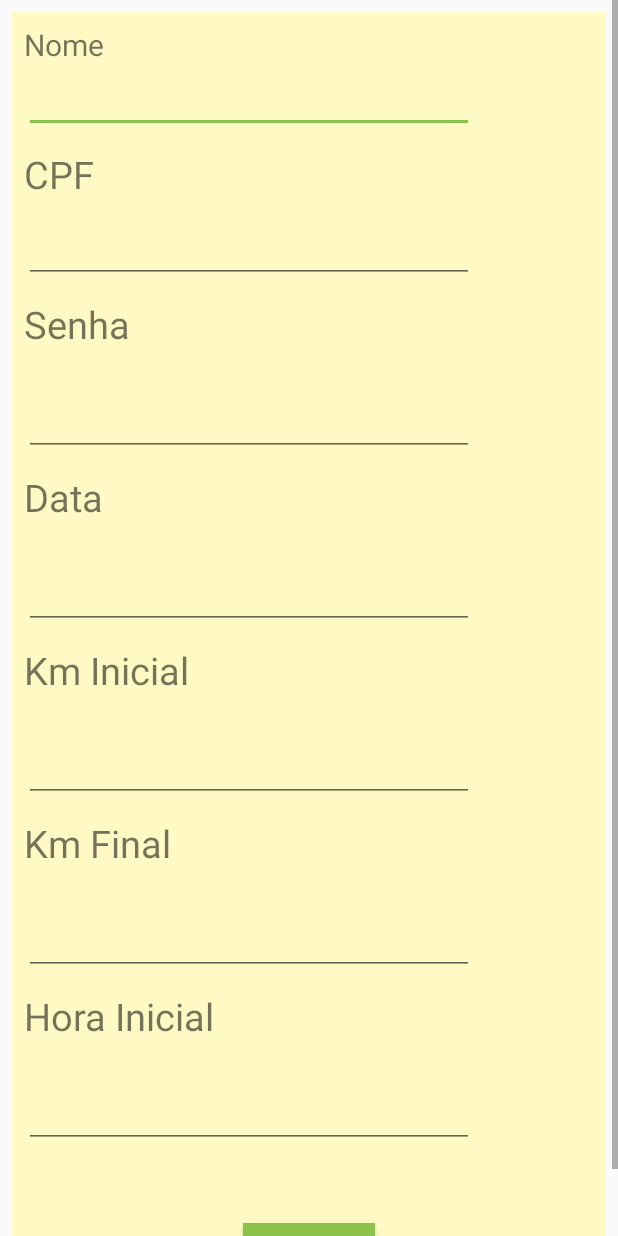
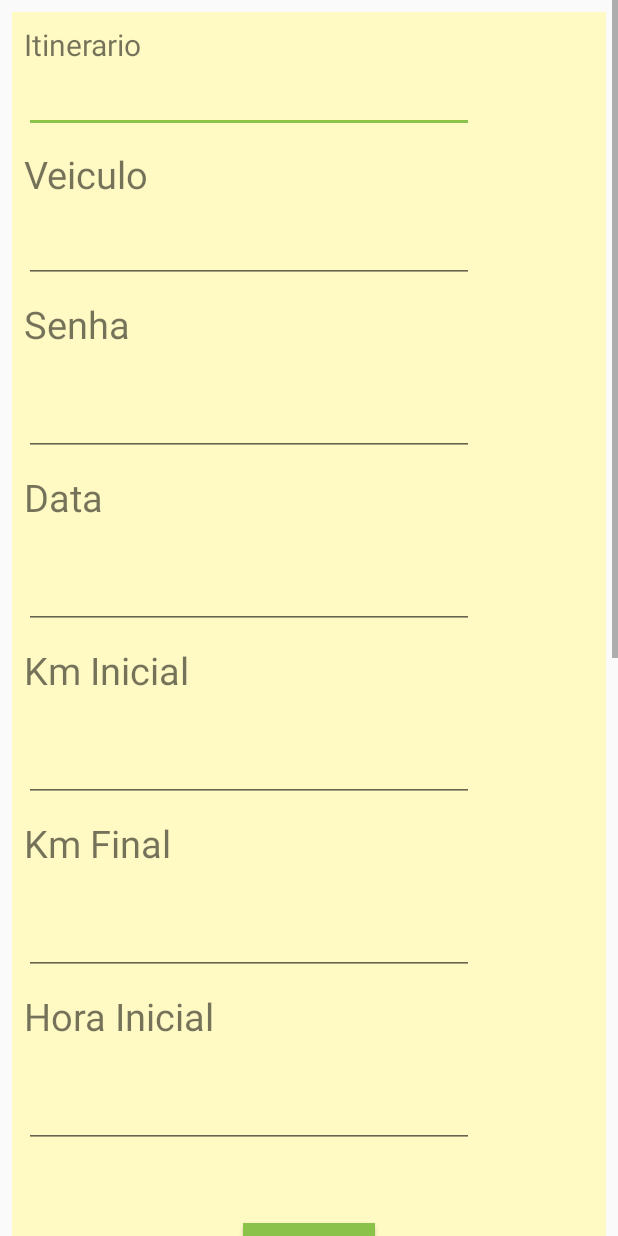
Before and after one commit to johnpaini/SysFrota, an Android app: the layout percurso.xml on its own in the app's theme, with its tools: preview values and no code run, on a phone screen of 412 x 824 dp. Run offline under Robolectric (Android 15) with nearby library versions, the phone set to English and light mode, and no system bars.

Commit message:
Adicionando listview e Ajustes Percurso

```diff
--- a/app/src/main/res/layout/percurso.xml
+++ b/app/src/main/res/layout/percurso.xml
@@ -1,9 +1,9 @@
 <?xml version="1.0" encoding="utf-8"?>
 <ScrollView xmlns:android="http://schemas.android.com/apk/res/android"
+    xmlns:tools="http://schemas.android.com/tools"
     android:layout_width="match_parent"
     android:layout_height="match_parent">
-<LinearLayout xmlns:android="http://schemas.android.com/apk/res/android"
-    xmlns:tools="http://schemas.android.com/tools"
+<LinearLayout
     android:layout_width="match_parent"
     android:layout_height="match_parent"
     android:layout_margin="8dp"
@@ -11,6 +11,14 @@
     android:background="@color/colorLight"
     android:padding="8dp"
     tools:context=".MainActivity">
+<!--    Itinerario itinerario;-->
+<!--    Usuario usuario;-->
+<!--    Veiculo veiculo;-->
+<!--    Date data;-->
+<!--    Integer kmInicial, KmFinal, kmTotal;-->
+<!--    String horaInicial, horaFinal;-->
+<!--    Vistoria vistoria;-->
+<!--    String MesAno;-->
 
 
 
@@ -18,11 +26,11 @@
         android:layout_width="match_parent"
         android:layout_height="wrap_content"
         android:layout_gravity="center"
-        android:text="@string/nome"
+        android:text="@string/Itinerario"
         android:textSize="20sp" />
 
     <EditText
-        android:id="@+id/edit_nome"
+        android:id="@+id/edit_itinerario"
         android:layout_width="300dp"
         android:layout_height="wrap_content"
         android:layout_gravity="left"
@@ -33,12 +41,12 @@
         android:layout_width="wrap_content"
         android:layout_height="wrap_content"
         android:layout_marginTop="10dp"
-        android:text="@string/cpf"
+        android:text="@string/Veiculo"
         android:textSize="25sp" />
 
 
     <EditText
-        android:id="@+id/edit_cpf"
+        android:id="@+id/edit_veiculo"
         android:layout_width="300dp"
         android:layout_height="wrap_content"
         android:layout_gravity="left"
@@ -142,6 +150,16 @@
         android:text="@string/inscrever"
         android:textColor="@color/colorLight" />
 
+    <CalendarView
+        android:id="@+id/calendarView"
+        android:layout_width="match_parent"
+        android:layout_height="wrap_content" />
+
+    <CalendarView
+        android:id="@+id/calendarView2"
+        android:layout_width="match_parent"
+        android:layout_height="wrap_content" />
+
 
 </LinearLayout>
 </ScrollView>
--- a/app/src/main/res/values/strings.xml
+++ b/app/src/main/res/values/strings.xml
@@ -54,6 +54,9 @@
     <string name="registrar">Registrar</string>
     <string name="button_cadastrar">Cadastrar</string>
     <string name="button_inscrever">LOGAR</string>
+    <string name="itinerario">Itinerario</string>
+    <string name="Itinerario">Itinerario</string>
+    <string name="Veiculo">Veiculo</string>
 
 
 </resources>
```
Also changed, not shown: app/src/main/res/layout/listview_usuario.xml (added, +14 -0 lines).
